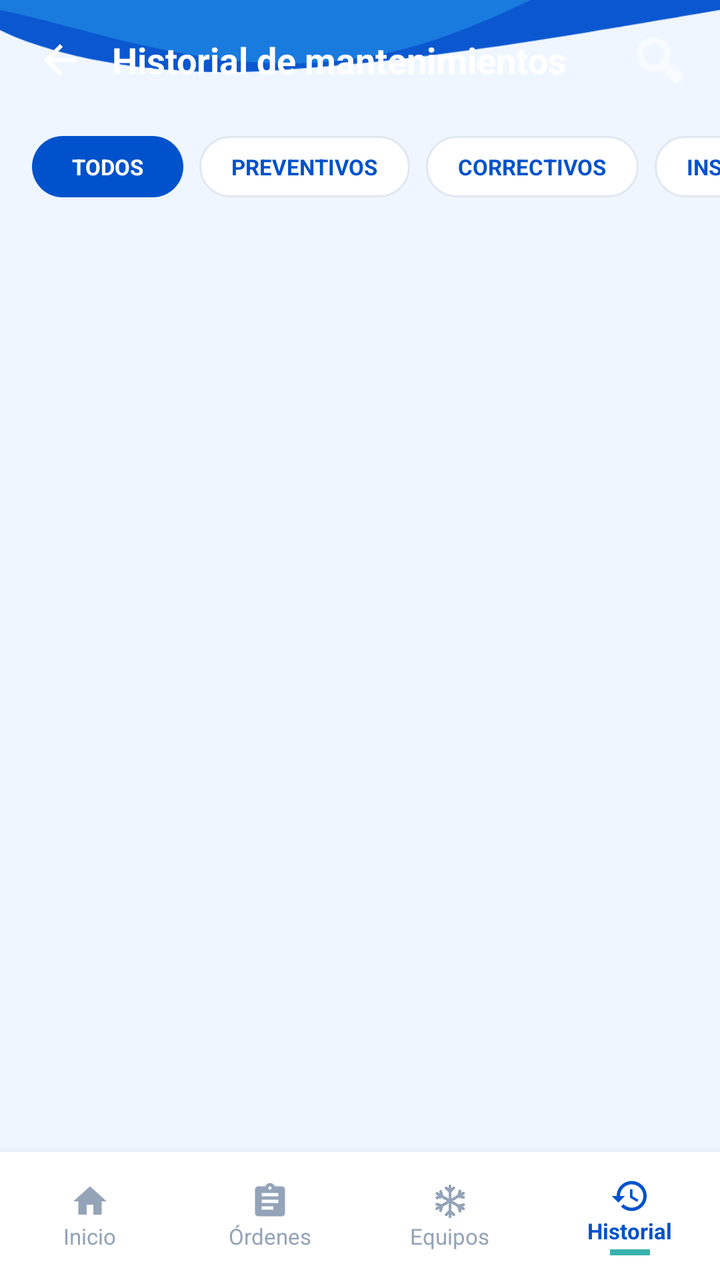
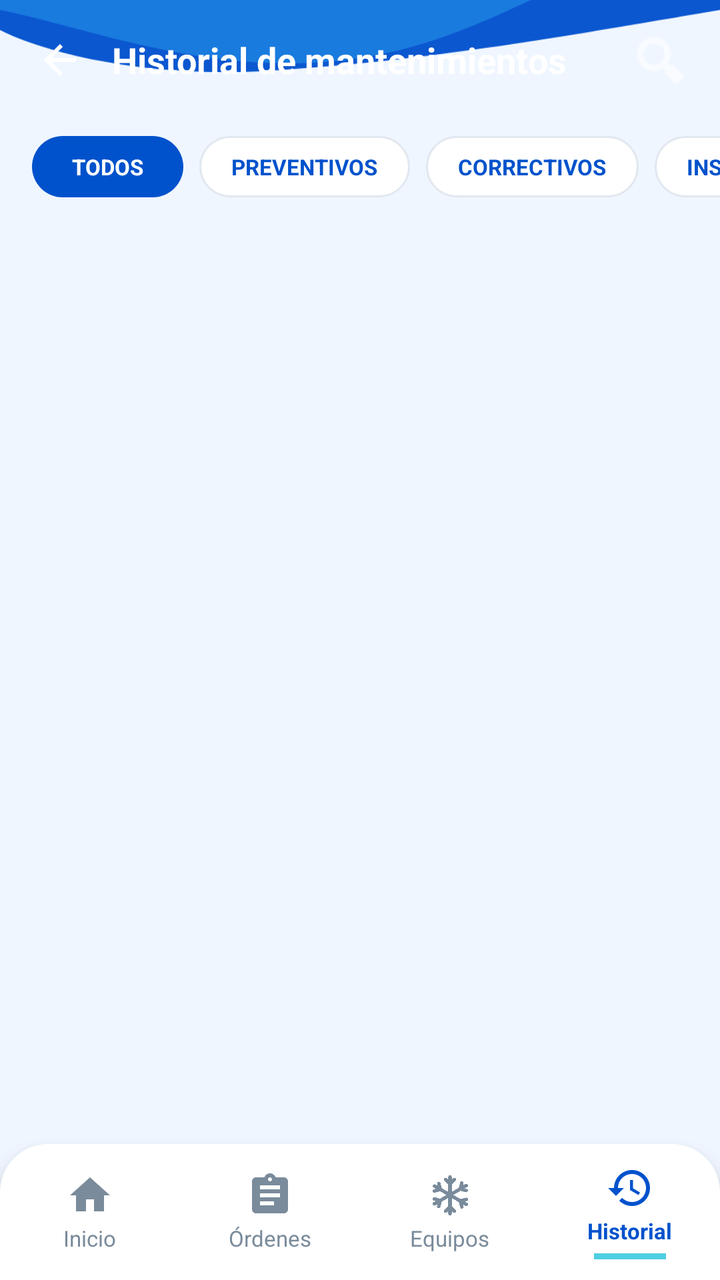

An Android layout rendered at two revisions. The XML below is the earlier revision; the diff shows what the commit changed to produce the second picture.
<!-- AndroidManifest.xml: application theme Theme.ClimaTrack -->
<!-- res/layout/activity_historial.xml -->
<?xml version="1.0" encoding="utf-8"?>
<androidx.constraintlayout.widget.ConstraintLayout xmlns:android="http://schemas.android.com/apk/res/android"
    xmlns:app="http://schemas.android.com/apk/res-auto"
    xmlns:tools="http://schemas.android.com/tools"
    android:layout_width="match_parent"
    android:layout_height="match_parent"
    tools:context=".activities.HistorialActivity">

    
    <ImageView
        android:id="@+id/ivFondoPantalla"
        android:layout_width="0dp"
        android:layout_height="0dp"
        android:contentDescription="@null"
        android:scaleType="centerCrop"
        android:src="@drawable/bg_detalle_orden"
        app:layout_constraintBottom_toBottomOf="parent"
        app:layout_constraintEnd_toEndOf="parent"
        app:layout_constraintStart_toStartOf="parent"
        app:layout_constraintTop_toTopOf="parent" />

    
    <LinearLayout
        android:id="@+id/headerToolbar"
        android:layout_width="match_parent"
        android:layout_height="wrap_content"
        android:minHeight="60dp"
        android:gravity="center_vertical"
        android:orientation="horizontal"
        android:paddingHorizontal="16dp"
        android:paddingTop="12dp"
        android:paddingBottom="12dp"
        app:layout_constraintTop_toTopOf="parent">

        <ImageButton
            android:id="@+id/btnBack"
            android:layout_width="28dp"
            android:layout_height="28dp"
            android:background="?attr/selectableItemBackgroundBorderless"
            android:contentDescription="Regresar"
            android:src="@drawable/ic_arrow_back"
            app:tint="@android:color/white" />

        <TextView
            android:id="@+id/tvTituloHistorial"
            android:layout_width="0dp"
            android:layout_height="wrap_content"
            android:layout_marginStart="12dp"
            android:layout_weight="1"
            android:text="Historial de mantenimientos"
            android:textColor="@android:color/white"
            android:textSize="18sp"
            android:textStyle="bold" />

        <ImageButton
            android:id="@+id/btnFiltroHeader"
            android:layout_width="28dp"
            android:layout_height="28dp"
            android:background="?attr/selectableItemBackgroundBorderless"
            android:contentDescription="Filtro"
            android:src="@android:drawable/ic_menu_search"
            app:tint="@android:color/white" />

    </LinearLayout>

    
    <LinearLayout
        android:id="@+id/layoutSearchBar"
        android:layout_width="match_parent"
        android:layout_height="wrap_content"
        android:orientation="horizontal"
        android:paddingHorizontal="16dp"
        android:paddingTop="4dp"
        android:paddingBottom="8dp"
        android:visibility="gone"
        app:layout_constraintTop_toBottomOf="@id/headerToolbar">

        <RelativeLayout
            android:layout_width="match_parent"
            android:layout_height="44dp"
            android:background="@drawable/bg_input_rounded"
            android:paddingHorizontal="12dp">

            <ImageView
                android:id="@+id/iconSearchInput"
                android:layout_width="20dp"
                android:layout_height="20dp"
                android:layout_alignParentStart="true"
                android:layout_centerVertical="true"
                android:src="@android:drawable/ic_menu_search"
                app:tint="#0052CC" />

            <EditText
                android:id="@+id/etBuscarHistorial"
                android:layout_width="match_parent"
                android:layout_height="match_parent"
                android:layout_marginStart="8dp"
                android:layout_toStartOf="@id/btnClearSearch"
                android:layout_toEndOf="@id/iconSearchInput"
                android:background="@null"
                android:hint="Buscar por orden, técnico o trabajo..."
                android:imeOptions="actionSearch"
                android:inputType="text"
                android:textColor="#102A43"
                android:textColorHint="#829AB1"
                android:textSize="13sp" />

            <ImageView
                android:id="@+id/btnClearSearch"
                android:layout_width="20dp"
                android:layout_height="20dp"
                android:layout_alignParentEnd="true"
                android:layout_centerVertical="true"
                android:background="?attr/selectableItemBackgroundBorderless"
                android:src="@android:drawable/ic_menu_close_clear_cancel"
                android:visibility="gone"
                app:tint="#829AB1" />
        </RelativeLayout>
    </LinearLayout>

    
    <HorizontalScrollView
        android:id="@+id/scrollChips"
        android:layout_width="match_parent"
        android:layout_height="wrap_content"
        android:layout_marginTop="8dp"
        android:clipToPadding="false"
        android:paddingHorizontal="16dp"
        android:scrollbars="none"
        app:layout_constraintTop_toBottomOf="@id/layoutSearchBar">

        <LinearLayout
            android:layout_width="wrap_content"
            android:layout_height="wrap_content"
            android:orientation="horizontal">

            <TextView
                android:id="@+id/btnTodos"
                android:layout_width="wrap_content"
                android:layout_height="wrap_content"
                android:layout_marginEnd="8dp"
                android:background="@drawable/bg_chip_selected"
                android:paddingHorizontal="20dp"
                android:paddingVertical="8dp"
                android:text="TODOS"
                android:textColor="@android:color/white"
                android:textSize="11sp"
                android:textStyle="bold" />

            <TextView
                android:id="@+id/btnPreventivos"
                android:layout_width="wrap_content"
                android:layout_height="wrap_content"
                android:layout_marginEnd="8dp"
                android:background="@drawable/bg_chip_unselected"
                android:paddingHorizontal="16dp"
                android:paddingVertical="8dp"
                android:text="PREVENTIVOS"
                android:textColor="#0052CC"
                android:textSize="11sp"
                android:textStyle="bold" />

            <TextView
                android:id="@+id/btnCorrectivos"
                android:layout_width="wrap_content"
                android:layout_height="wrap_content"
                android:layout_marginEnd="8dp"
                android:background="@drawable/bg_chip_unselected"
                android:paddingHorizontal="16dp"
                android:paddingVertical="8dp"
                android:text="CORRECTIVOS"
                android:textColor="#0052CC"
                android:textSize="11sp"
                android:textStyle="bold" />

            <TextView
                android:id="@+id/btnInspecciones"
                android:layout_width="wrap_content"
                android:layout_height="wrap_content"
                android:background="@drawable/bg_chip_unselected"
                android:paddingHorizontal="16dp"
                android:paddingVertical="8dp"
                android:text="INSPECCIONES"
                android:textColor="#0052CC"
                android:textSize="11sp"
                android:textStyle="bold" />
        </LinearLayout>
    </HorizontalScrollView>

    

    

    <androidx.recyclerview.widget.RecyclerView
        android:id="@+id/rvHistorial"
        android:layout_width="match_parent"
        android:layout_height="0dp"
        android:layout_marginTop="12dp"
        android:clipToPadding="false"
        android:paddingHorizontal="16dp"
        android:paddingBottom="16dp"
        app:layout_constraintBottom_toTopOf="@id/bottomNavigation"
        app:layout_constraintTop_toBottomOf="@id/scrollChips"
        app:layout_constraintVertical_bias="0.0"
        tools:layout_editor_absoluteX="0dp"
        tools:listitem="@layout/item_historial" />

    <LinearLayout
        android:id="@+id/bottomNavigation"
        android:layout_width="match_parent"
        android:layout_height="64dp"
        android:background="#FFFFFF"
        android:elevation="8dp"
        android:orientation="horizontal"
        app:layout_constraintBottom_toBottomOf="parent">

        
        <LinearLayout
            android:id="@+id/navHome"
            android:layout_width="0dp"
            android:layout_height="match_parent"
            android:layout_weight="1"
            android:gravity="center"
            android:orientation="vertical">

            <ImageView
                android:layout_width="20dp"
                android:layout_height="20dp"
                android:src="@drawable/ic_home"
                app:tint="#94A3B8" />

            <TextView
                android:layout_width="wrap_content"
                android:layout_height="wrap_content"
                android:text="Inicio"
                android:textColor="#94A3B8"
                android:textSize="11sp" />
        </LinearLayout>

        
        <LinearLayout
            android:id="@+id/navOrdenes"
            android:layout_width="0dp"
            android:layout_height="match_parent"
            android:layout_weight="1"
            android:gravity="center"
            android:orientation="vertical">

            <ImageView
                android:layout_width="20dp"
                android:layout_height="20dp"
                android:src="@drawable/ic_ordenes"
                app:tint="#94A3B8" />

            <TextView
                android:layout_width="wrap_content"
                android:layout_height="wrap_content"
                android:text="Órdenes"
                android:textColor="#94A3B8"
                android:textSize="11sp" />
        </LinearLayout>

        
        <LinearLayout
            android:id="@+id/navEquipos"
            android:layout_width="0dp"
            android:layout_height="match_parent"
            android:layout_weight="1"
            android:gravity="center"
            android:orientation="vertical">

            <ImageView
                android:layout_width="20dp"
                android:layout_height="20dp"
                android:src="@drawable/ic_copo"
                app:tint="#94A3B8" />

            <TextView
                android:layout_width="wrap_content"
                android:layout_height="wrap_content"
                android:text="Equipos"
                android:textColor="#94A3B8"
                android:textSize="11sp" />
        </LinearLayout>

        
        <LinearLayout
            android:id="@+id/navHistorial"
            android:layout_width="0dp"
            android:layout_height="match_parent"
            android:layout_weight="1"
            android:gravity="center"
            android:orientation="vertical">

            <ImageView
                android:layout_width="20dp"
                android:layout_height="20dp"
                android:src="@drawable/ic_historial"
                app:tint="#0052CC" />

            <TextView
                android:layout_width="wrap_content"
                android:layout_height="wrap_content"
                android:text="Historial"
                android:textColor="#0052CC"
                android:textSize="11sp"
                android:textStyle="bold" />

            <View
                android:layout_width="20dp"
                android:layout_height="3dp"
                android:layout_marginTop="2dp"
                android:background="#38B2AC" />
        </LinearLayout>
    </LinearLayout>

</androidx.constraintlayout.widget.ConstraintLayout>
<!-- res/layout/item_historial.xml (included above) -->
<?xml version="1.0" encoding="utf-8"?>
<androidx.constraintlayout.widget.ConstraintLayout xmlns:android="http://schemas.android.com/apk/res/android"
    xmlns:app="http://schemas.android.com/apk/res-auto"
    xmlns:tools="http://schemas.android.com/tools"
    android:layout_width="match_parent"
    android:layout_height="wrap_content"
    android:paddingBottom="16dp">

    
    <View
        android:id="@+id/timelineLine"
        android:layout_width="2dp"
        android:layout_height="0dp"
        android:layout_marginStart="16dp"
        android:background="#CBD5E1"
        app:layout_constraintBottom_toBottomOf="parent"
        app:layout_constraintStart_toStartOf="parent"
        app:layout_constraintTop_toTopOf="parent" />

    
    <ImageView
        android:id="@+id/imgStatusIcon"
        android:layout_width="32dp"
        android:layout_height="32dp"
        android:layout_marginStart="1dp"
        android:background="@drawable/bg_circle_status_timeline"
        android:elevation="2dp"
        android:padding="6dp"
        android:src="@drawable/ic_check_circle"
        app:layout_constraintBottom_toBottomOf="parent"
        app:layout_constraintStart_toStartOf="@+id/timelineLine"
        app:layout_constraintTop_toTopOf="parent" />

    
    <LinearLayout
        android:id="@+id/cardContainer"
        android:layout_width="0dp"
        android:layout_height="wrap_content"
        android:layout_marginStart="12dp"
        android:layout_marginEnd="16dp"
        android:background="@drawable/bg_card_rounded"
        android:elevation="2dp"
        android:orientation="vertical"
        android:padding="12dp"
        app:layout_constraintBottom_toBottomOf="parent"
        app:layout_constraintEnd_toEndOf="parent"
        app:layout_constraintStart_toEndOf="@id/imgStatusIcon"
        app:layout_constraintTop_toTopOf="parent">

        
        <RelativeLayout
            android:layout_width="match_parent"
            android:layout_height="wrap_content">

            <LinearLayout
                android:layout_width="wrap_content"
                android:layout_height="wrap_content"
                android:gravity="center_vertical"
                android:orientation="horizontal">

                <ImageView
                    android:id="@+id/imgTypeIconInside"
                    android:layout_width="28dp"
                    android:layout_height="28dp"
                    android:background="@drawable/bg_icon_circle_mint"
                    android:padding="6dp"
                    android:src="@drawable/ic_mantenimiento_clipboard"
                    />

                <TextView
                    android:id="@+id/tvDate"
                    android:layout_width="wrap_content"
                    android:layout_height="wrap_content"
                    android:layout_marginStart="8dp"
                    android:text="18/08/2026"
                    android:textColor="#0052CC"
                    android:textSize="14sp"
                    android:textStyle="bold" />
            </LinearLayout>

            <TextView
                android:id="@+id/tvTime"
                android:layout_width="wrap_content"
                android:layout_height="wrap_content"
                android:layout_alignParentEnd="true"
                android:text="🕒 10:30 a. m."
                android:textColor="#94A3B8"
                android:textSize="11sp" />
        </RelativeLayout>

        
        <RelativeLayout
            android:layout_width="match_parent"
            android:layout_height="wrap_content"
            android:layout_marginTop="6dp">

            <LinearLayout
                android:layout_width="wrap_content"
                android:layout_height="wrap_content"
                android:orientation="vertical">

                <TextView
                    android:id="@+id/tvOrderNumber"
                    android:layout_width="wrap_content"
                    android:layout_height="wrap_content"
                    android:text="Orden: OT-00025"
                    android:textColor="#0052CC"
                    android:textSize="12sp"
                    android:textStyle="bold" />

                <TextView
                    android:id="@+id/tvTechnicianName"
                    android:layout_width="wrap_content"
                    android:layout_height="wrap_content"
                    android:text="Técnico: Técnico 01"
                    android:textColor="#64748B"
                    android:textSize="12sp" />
            </LinearLayout>

            
            <TextView
                android:id="@+id/tvMaintenanceBadge"
                android:layout_width="wrap_content"
                android:layout_height="wrap_content"
                android:layout_alignParentEnd="true"
                android:background="@drawable/bg_badge_preventivo"
                android:paddingHorizontal="10dp"
                android:paddingVertical="4dp"
                android:text="PREVENTIVO"
                android:textColor="#22543D"
                android:textSize="10sp"
                android:textStyle="bold" />
        </RelativeLayout>

        
        <RelativeLayout
            android:layout_width="match_parent"
            android:layout_height="wrap_content"
            android:layout_marginTop="6dp">

            <TextView
                android:id="@+id/tvDescription"
                android:layout_width="match_parent"
                android:layout_height="wrap_content"
                android:layout_toStartOf="@id/imgArrowItem"
                android:text="Limpieza de filtros, revisión de presión, ajuste de conexiones eléctricas y prueba de funcionamiento."
                android:textColor="#64748B"
                android:textSize="11sp" />

            <ImageView
                android:id="@+id/imgArrowItem"
                android:layout_width="16dp"
                android:layout_height="16dp"
                android:layout_alignParentEnd="true"
                android:layout_centerVertical="true"
                android:src="@drawable/ic_arrow_right"
                app:tint="#0052CC" />
        </RelativeLayout>
    </LinearLayout>

    
    <View
        android:id="@+id/viewDivider"
        android:layout_width="match_parent"
        android:layout_height="0dp"
        app:layout_constraintBottom_toBottomOf="parent" />

</androidx.constraintlayout.widget.ConstraintLayout>
<!-- resources referenced by this layout -->
<resources>
  <!-- drawable bg_badge_preventivo (drawable) -->
  <?xml version="1.0" encoding="utf-8"?>
  <shape xmlns:android="http://schemas.android.com/apk/res/android"
      android:shape="rectangle">
      <solid android:color="#C6F6D5" />
      <corners android:radius="12dp" />
  </shape>
  <!-- drawable bg_card_rounded (drawable) -->
  <?xml version="1.0" encoding="utf-8"?>
  <shape xmlns:android="http://schemas.android.com/apk/res/android">
      <solid android:color="#FFFFFF" />
      <corners android:radius="8dp" />
  </shape>
  <!-- drawable bg_chip_selected (drawable) -->
  <?xml version="1.0" encoding="utf-8"?>
  <shape xmlns:android="http://schemas.android.com/apk/res/android"
      android:shape="rectangle">
      <solid android:color="#0052CC" />
      <corners android:radius="20dp" />
  </shape>
  <!-- drawable bg_chip_unselected (drawable) -->
  <?xml version="1.0" encoding="utf-8"?>
  <shape xmlns:android="http://schemas.android.com/apk/res/android"
      android:shape="rectangle">
      <solid android:color="#FFFFFF" />
      <stroke android:width="1dp" android:color="#E2E8F0" />
      <corners android:radius="20dp" />
  </shape>
  <!-- drawable bg_circle_status_timeline (drawable) -->
  <?xml version="1.0" encoding="utf-8"?>
  <shape xmlns:android="http://schemas.android.com/apk/res/android" android:shape="oval">
      <solid android:color="#2196F3" /> 
  </shape>
  <!-- drawable bg_icon_circle_mint (drawable) -->
  <?xml version="1.0" encoding="utf-8"?>
  <shape xmlns:android="http://schemas.android.com/apk/res/android"
      android:shape="oval">
      <solid android:color="#A7F3D0" />
  </shape>
  <!-- drawable bg_input_rounded (drawable) -->
  <?xml version="1.0" encoding="utf-8"?>
  <shape xmlns:android="http://schemas.android.com/apk/res/android">
      <solid android:color="#FFFFFF" />
      <stroke
          android:width="1dp"
          android:color="#D0E3FF" />
      <corners android:radius="10dp" />
  </shape>
  <!-- drawable ic_arrow_right (drawable) -->
  <?xml version="1.0" encoding="utf-8"?>
  <layer-list xmlns:android="http://schemas.android.com/apk/res/android">
      <item android:drawable="@drawable/ic_chevron_right" />
  </layer-list>
  <!-- drawable ic_check_circle (drawable) -->
  <?xml version="1.0" encoding="utf-8"?>
  <layer-list xmlns:android="http://schemas.android.com/apk/res/android">
      <item android:drawable="@drawable/ic_chulito" />
  </layer-list>
  <!-- drawable ic_mantenimiento_clipboard (drawable) -->
  <?xml version="1.0" encoding="utf-8"?>
  <layer-list xmlns:android="http://schemas.android.com/apk/res/android">
      <item android:drawable="@drawable/ic_clipboard_list" />
  </layer-list>
  <style name="Theme.ClimaTrack" parent="Base.Theme.ClimaTrack" />
  <color name="primary">#0D50B5</color>
  <color name="on_primary">#FFFFFF</color>
  <color name="primary_container">#D9EEFF</color>
  <color name="on_primary_container">#06366F</color>
  <color name="secondary">#68D0BC</color>
  <color name="on_secondary">#073A35</color>
  <color name="secondary_container">#D8F5EF</color>
  <color name="on_secondary_container">#12483F</color>
  <style name="ShapeAppearance.ClimaTrack.Small" parent="ShapeAppearance.Material3.SmallComponent">
          <item name="cornerSize">8dp</item>
      </style>
  <style name="ShapeAppearance.ClimaTrack.Medium" parent="ShapeAppearance.Material3.MediumComponent">
          <item name="cornerSize">16dp</item>
      </style>
  <style name="ShapeAppearance.ClimaTrack.Large" parent="ShapeAppearance.Material3.LargeComponent">
          <item name="cornerSize">28dp</item>
      </style>
  <!-- unchanged entries left out for length: 11 -->
</resources>

<!-- the commit's change to res/layout/activity_historial.xml (unified diff, before → after) -->
@@ -208,32 +208,38 @@
     <LinearLayout
         android:id="@+id/bottomNavigation"
         android:layout_width="match_parent"
-        android:layout_height="64dp"
-        android:background="#FFFFFF"
+        android:layout_height="wrap_content"
+        android:minHeight="68dp"
+        android:background="@drawable/bg_bottom_nav"
         android:elevation="8dp"
         android:orientation="horizontal"
+        android:paddingTop="6dp"
+        android:paddingBottom="6dp"
         app:layout_constraintBottom_toBottomOf="parent">
 
         
         <LinearLayout
             android:id="@+id/navHome"
             android:layout_width="0dp"
-            android:layout_height="match_parent"
+            android:layout_height="wrap_content"
+            android:layout_gravity="center_vertical"
             android:layout_weight="1"
             android:gravity="center"
-            android:orientation="vertical">
-
-            <ImageView
-                android:layout_width="20dp"
-                android:layout_height="20dp"
+            android:orientation="vertical"
+            android:paddingVertical="4dp">
+
+            <ImageView
+                android:layout_width="24dp"
+                android:layout_height="24dp"
                 android:src="@drawable/ic_home"
-                app:tint="#94A3B8" />
-
-            <TextView
-                android:layout_width="wrap_content"
-                android:layout_height="wrap_content"
+                app:tint="#7A8B9B" />
+
+            <TextView
+                android:layout_width="wrap_content"
+                android:layout_height="wrap_content"
+                android:layout_marginTop="2dp"
                 android:text="Inicio"
-                android:textColor="#94A3B8"
+                android:textColor="#7A8B9B"
                 android:textSize="11sp" />
         </LinearLayout>
 
@@ -241,22 +247,25 @@
         <LinearLayout
             android:id="@+id/navOrdenes"
             android:layout_width="0dp"
-            android:layout_height="match_parent"
+            android:layout_height="wrap_content"
+            android:layout_gravity="center_vertical"
             android:layout_weight="1"
             android:gravity="center"
-            android:orientation="vertical">
-
-            <ImageView
-                android:layout_width="20dp"
-                android:layout_height="20dp"
+            android:orientation="vertical"
+            android:paddingVertical="4dp">
+
+            <ImageView
+                android:layout_width="24dp"
+                android:layout_height="24dp"
                 android:src="@drawable/ic_ordenes"
-                app:tint="#94A3B8" />
-
-            <TextView
-                android:layout_width="wrap_content"
-                android:layout_height="wrap_content"
+                app:tint="#7A8B9B" />
+
+            <TextView
+                android:layout_width="wrap_content"
+                android:layout_height="wrap_content"
+                android:layout_marginTop="2dp"
                 android:text="Órdenes"
-                android:textColor="#94A3B8"
+                android:textColor="#7A8B9B"
                 android:textSize="11sp" />
         </LinearLayout>
 
@@ -264,22 +273,25 @@
         <LinearLayout
             android:id="@+id/navEquipos"
             android:layout_width="0dp"
-            android:layout_height="match_parent"
+            android:layout_height="wrap_content"
+            android:layout_gravity="center_vertical"
             android:layout_weight="1"
             android:gravity="center"
-            android:orientation="vertical">
-
-            <ImageView
-                android:layout_width="20dp"
-                android:layout_height="20dp"
+            android:orientation="vertical"
+            android:paddingVertical="4dp">
+
+            <ImageView
+                android:layout_width="24dp"
+                android:layout_height="24dp"
                 android:src="@drawable/ic_copo"
-                app:tint="#94A3B8" />
-
-            <TextView
-                android:layout_width="wrap_content"
-                android:layout_height="wrap_content"
+                app:tint="#7A8B9B" />
+
+            <TextView
+                android:layout_width="wrap_content"
+                android:layout_height="wrap_content"
+                android:layout_marginTop="2dp"
                 android:text="Equipos"
-                android:textColor="#94A3B8"
+                android:textColor="#7A8B9B"
                 android:textSize="11sp" />
         </LinearLayout>
 
@@ -287,30 +299,33 @@
         <LinearLayout
             android:id="@+id/navHistorial"
             android:layout_width="0dp"
-            android:layout_height="match_parent"
+            android:layout_height="wrap_content"
+            android:layout_gravity="center_vertical"
             android:layout_weight="1"
             android:gravity="center"
-            android:orientation="vertical">
-
-            <ImageView
-                android:layout_width="20dp"
-                android:layout_height="20dp"
+            android:orientation="vertical"
+            android:paddingVertical="4dp">
+
+            <ImageView
+                android:layout_width="24dp"
+                android:layout_height="24dp"
                 android:src="@drawable/ic_historial"
                 app:tint="#0052CC" />
 
             <TextView
                 android:layout_width="wrap_content"
                 android:layout_height="wrap_content"
+                android:layout_marginTop="2dp"
                 android:text="Historial"
                 android:textColor="#0052CC"
                 android:textSize="11sp"
                 android:textStyle="bold" />
 
             <View
-                android:layout_width="20dp"
+                android:layout_width="36dp"
                 android:layout_height="3dp"
-                android:layout_marginTop="2dp"
-                android:background="#38B2AC" />
+                android:layout_marginTop="4dp"
+                android:background="#4DD0E1" />
         </LinearLayout>
     </LinearLayout>
 
<!-- resource entries referenced after the edit -->
@@ -6,6 +6,15 @@
       android:shape="rectangle">
       <solid android:color="#C6F6D5" />
       <corners android:radius="12dp" />
+  </shape>
+  <!-- drawable bg_bottom_nav (drawable) -->
+  <?xml version="1.0" encoding="utf-8"?>
+  <shape xmlns:android="http://schemas.android.com/apk/res/android"
+      android:shape="rectangle">
+      <solid android:color="#FFFFFF" />
+      <corners
+          android:topLeftRadius="24dp"
+          android:topRightRadius="24dp" />
   </shape>
   <!-- drawable bg_card_rounded (drawable) -->
   <?xml version="1.0" encoding="utf-8"?>
